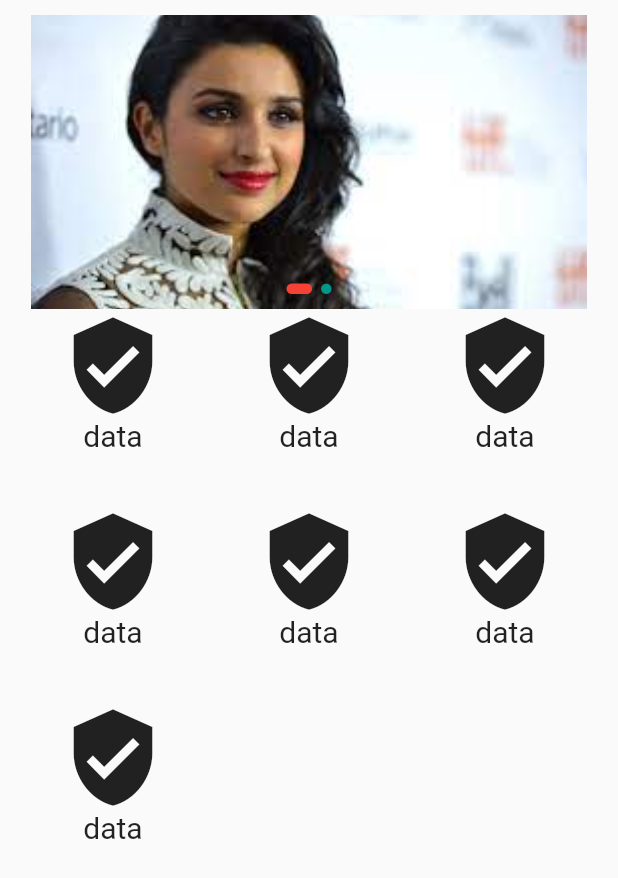
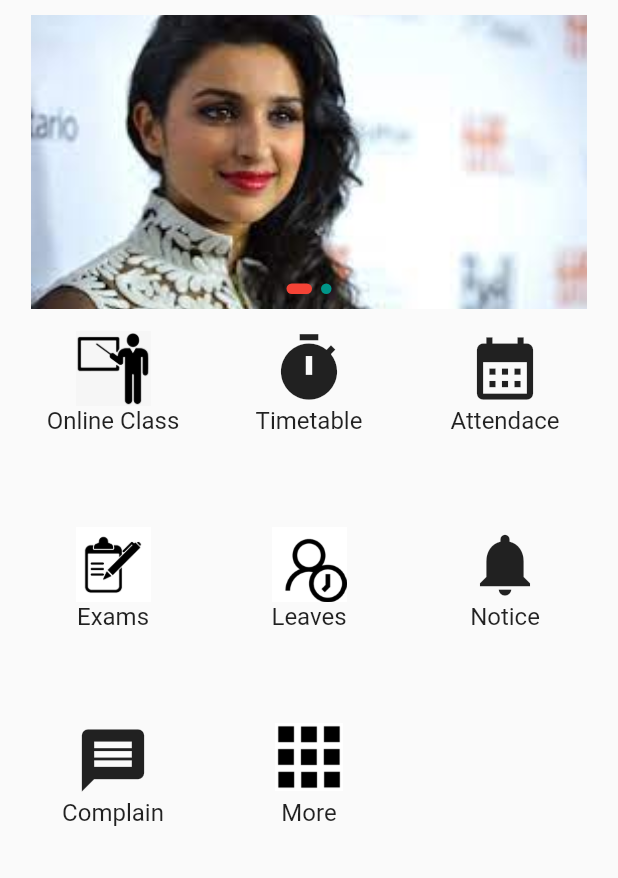
Before and after one commit to Sushil-jaishi/Myapp, a Flutter app: the DashboardScreen screen opened directly, on a phone screen of 412 x 824 dp. Shown: the top 878 px of the screen. Run offline on Flutter 3.47's test engine with Material 2 defaults, Android fonts, the phone set to English and light mode, and no system bars; drawn by our look-alikes of carousel_slider; our stand-ins replace firebase_auth, firebase_core, shared_preferences; accounts and stored records are empty.

Commit message:
dashboard items added

```diff
--- a/lib/dashboardScreen.dart
+++ b/lib/dashboardScreen.dart
@@ -20,13 +20,14 @@ class DashboardScreen extends StatelessWidget {
                   Column(
                     mainAxisAlignment: MainAxisAlignment.center,
                     children: [
-                      Icon(
-                        Icons.verified_user,
-                        size: 70,
+                      Container(
+                        width:50,
+                        height: 50,
+                        child: Image.asset('assets/images/teachingicon.png'),
                       ),
                       Text(
-                        'data',
-                        style: TextStyle(fontSize: 20),
+                        'Online Class',
+                        style: TextStyle(fontSize: 16),
                       )
                     ],
                   ),
@@ -34,12 +35,12 @@ class DashboardScreen extends StatelessWidget {
                     mainAxisAlignment: MainAxisAlignment.center,
                     children: [
                       Icon(
-                        Icons.verified_user,
-                        size: 70,
+                        Icons.timer,
+                        size: 50,
                       ),
                       Text(
-                        'data',
-                        style: TextStyle(fontSize: 20),
+                        'Timetable',
+                        style: TextStyle(fontSize: 16),
                       )
                     ],
                   ),
@@ -47,12 +48,40 @@ class DashboardScreen extends StatelessWidget {
                     mainAxisAlignment: MainAxisAlignment.center,
                     children: [
                       Icon(
-                        Icons.verified_user,
-                        size: 70,
+                        Icons.calendar_month,
+                        size: 50,
                       ),
                       Text(
-                        'data',
-                        style: TextStyle(fontSize: 20),
+                        'Attendace',
+                        style: TextStyle(fontSize: 16),
+                      )
+                    ],
+                  ),
+                  Column(
+                    mainAxisAlignment: MainAxisAlignment.center,
+                    children: [
+                      Container(
+                        width:50,
+                        height: 50,
+                        child: Image.asset('assets/images/exam.png'),
+                      ),
+                      Text(
+                        'Exams',
+                        style: TextStyle(fontSize: 16),
+                      )
+                    ],
+                  ),
+                  Column(
+                    mainAxisAlignment: MainAxisAlignment.center,
+                    children: [
+                      Container(
+                        width:50,
+                        height: 50,
+                        child: Image.asset('assets/images/userclock.png'),
+                      ),
+                      Text(
+                        'Leaves',
+                        style: TextStyle(fontSize: 16),
                       )
                     ],
                   ),
@@ -60,12 +89,12 @@ class DashboardScreen extends StatelessWidget {
                     mainAxisAlignment: MainAxisAlignment.center,
                     children: [
                       Icon(
-                        Icons.verified_user,
-                        size: 70,
+                        Icons.notifications,
+                        size: 50,
                       ),
                       Text(
-                        'data',
-                        style: TextStyle(fontSize: 20),
+                        'Notice',
+                        style: TextStyle(fontSize: 16),
                       )
                     ],
                   ),
@@ -73,38 +102,29 @@ class DashboardScreen extends StatelessWidget {
                     mainAxisAlignment: MainAxisAlignment.center,
                     children: [
                       Icon(
-                        Icons.verified_user,
-                        size: 70,
+                        Icons.message,
+                        size: 50,
                       ),
                       Text(
-                        'data',
-                        style: TextStyle(fontSize: 20),
+                        'Complain',
+                        style: TextStyle(fontSize: 16),
                       )
                     ],
                   ),
                   Column(
                     mainAxisAlignment: MainAxisAlignment.center,
                     children: [
-                      Icon(
-                        Icons.verified_user,
-                        size: 70,
+                      Container(
+                        width:45,
+                        height: 45,
+                        child: Image.asset('assets/images/more.png'),
+                      ),
+                      SizedBox(
+                        height: 5,
                       ),
                       Text(
-                        'data',
-                        style: TextStyle(fontSize: 20),
-                      )
-                    ],
-                  ),
-                  Column(
-                    mainAxisAlignment: MainAxisAlignment.center,
-                    children: [
-                      Icon(
-                        Icons.verified_user,
-                        size: 70,
-                      ),
-                      Text(
-                        'data',
-                        style: TextStyle(fontSize: 20),
+                        'More',
+                        style: TextStyle(fontSize: 16),
                       )
                     ],
                   ),
```
Also changed, not shown: assets/images/exam.png (added), assets/images/more.png (added), assets/images/teachingicon.png (added), assets/images/userclock.png (added).
